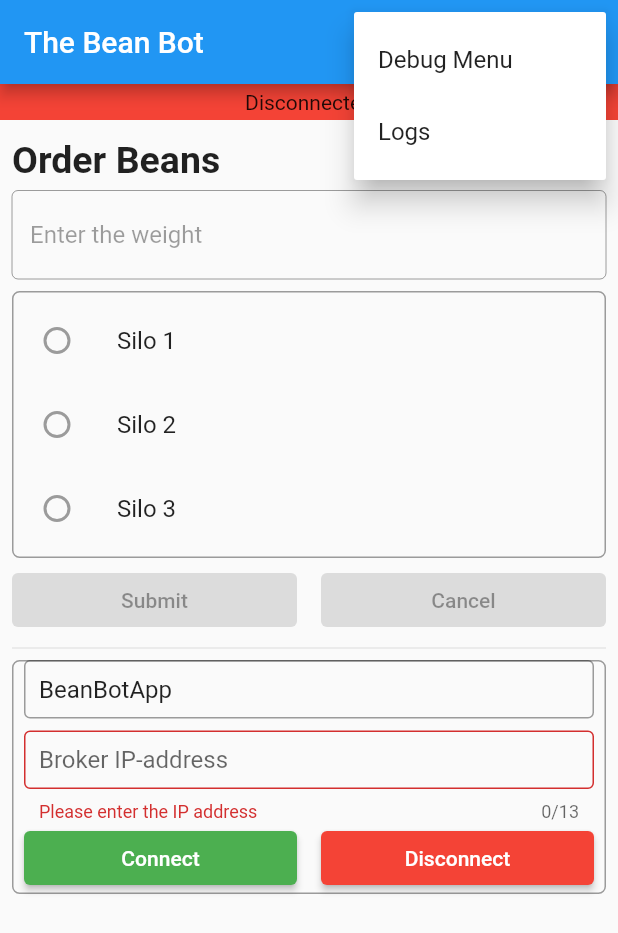
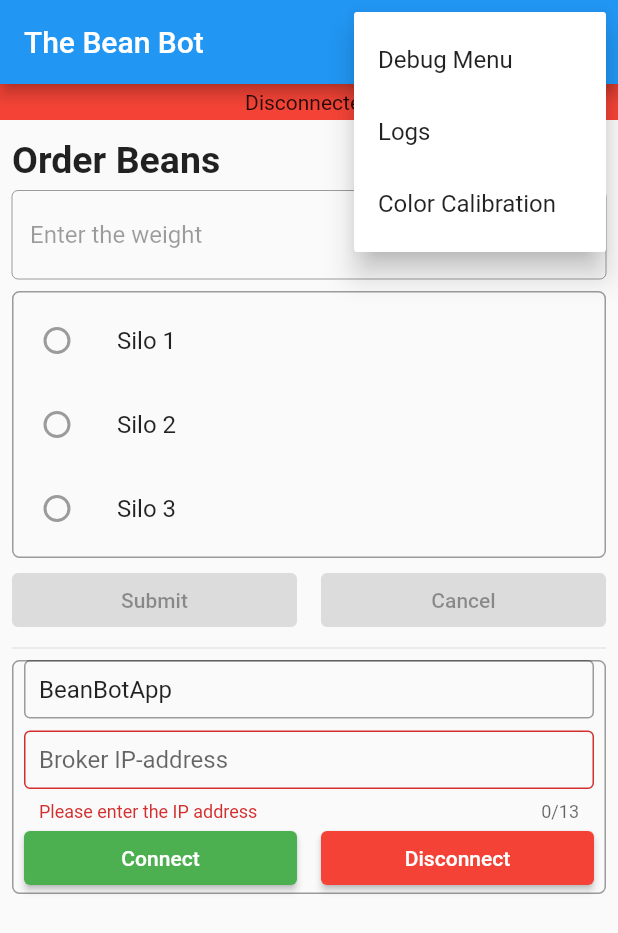
Before and after one commit to nickmansrob/pno2-beans, a Flutter app: the screen it shows after launch, after a tap on "Connect", after a tap on the "more vert" icon, on a phone screen of 412 x 824 dp. Shown: the top 933 px of the screen. Run offline on Flutter 3.47's test engine with Material 2 defaults, Android fonts, the phone set to English and light mode, and no system bars; missing offline and left inert: expansion_widget, mqtt_client.

Commit message:
Some progress on color calibration in app

```diff
--- /dev/null
+++ b/flutter/bean_bot/lib/Providers/color_calibration_state.dart
@@ -0,0 +1,26 @@
+import 'package:flutter/cupertino.dart';
+
+class ColorCalibrationState with ChangeNotifier {
+  int _r = 0;
+  int _g = 0;
+  int _b = 0;
+
+  void set_r(int r) {
+    _r = r;
+    notifyListeners();
+  }
+
+  void set_g(int g) {
+    _g = g;
+    notifyListeners();
+  }
+
+  void set_b(int b) {
+    _b = b;
+    notifyListeners();
+  }
+
+  int get get_r => _r;
+  int get get_g => _g;
+  int get get_b => _b;
+}
--- a/flutter/bean_bot/lib/data/menu_items.dart
+++ b/flutter/bean_bot/lib/data/menu_items.dart
@@ -4,6 +4,7 @@ class MenuItems {
   static const List<MenuItem> items = [
     itemDebug,
     itemLog,
+    itemColor
   ];
   static const itemDebug = MenuItem(
     text: 'Debug Menu',
@@ -11,4 +12,7 @@ class MenuItems {
   static const itemLog = MenuItem(
     text: 'Logs',
   );
+  static const itemColor = MenuItem(
+    text: 'Color Calibration',
+  );
 }
--- a/flutter/bean_bot/lib/main.dart
+++ b/flutter/bean_bot/lib/main.dart
@@ -1,4 +1,6 @@
+import 'package:bean_bot/Providers/color_calibration_state.dart';
 import 'package:bean_bot/Providers/order_state.dart';
+import 'package:bean_bot/pages/color_calibration.dart';
 import 'package:flutter/material.dart';
 import 'package:provider/provider.dart';
 
@@ -19,6 +21,9 @@ void main() {
           ),
           ChangeNotifierProvider<OrderState>(
             create: (_) => OrderState(),
+          ),
+          ChangeNotifierProvider<ColorCalibrationState>(
+            create: (_) => ColorCalibrationState(),
           ),
         ],
         child: const BeanBot(),
@@ -44,6 +49,7 @@ class _BeanBotState extends State<BeanBot> {
         '/': (context) => const HomePage(),
         '/debug': (context) => const DebugPage(),
         '/logs': (context) => const LogPage(),
+        '/color_calibration': (context) => const ColorCalibrationPage(),
       },
     );
   }
--- a/flutter/bean_bot/lib/pages/homepage.dart
+++ b/flutter/bean_bot/lib/pages/homepage.dart
@@ -1142,6 +1142,9 @@ class _HomePageState extends State<HomePage> {
       case MenuItems.itemLog:
         Navigator.pushNamed(context, '/logs');
         break;
+      case MenuItems.itemColor:
+        Navigator.pushNamed(context, '/color_calibration');
+        break;
     }
   }
 
```
Also changed, not shown: flutter/bean_bot/lib/pages/color_calibration.dart (added, +150 -0 lines), flutter/bean_bot/pubspec.lock, 1 other file.
